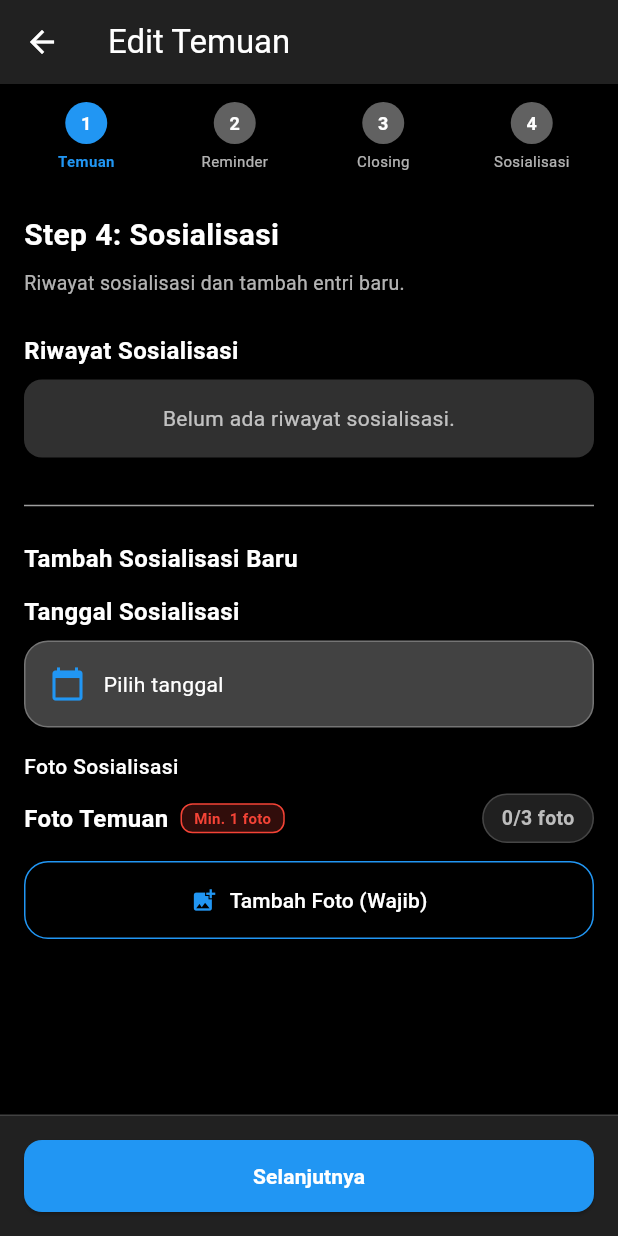
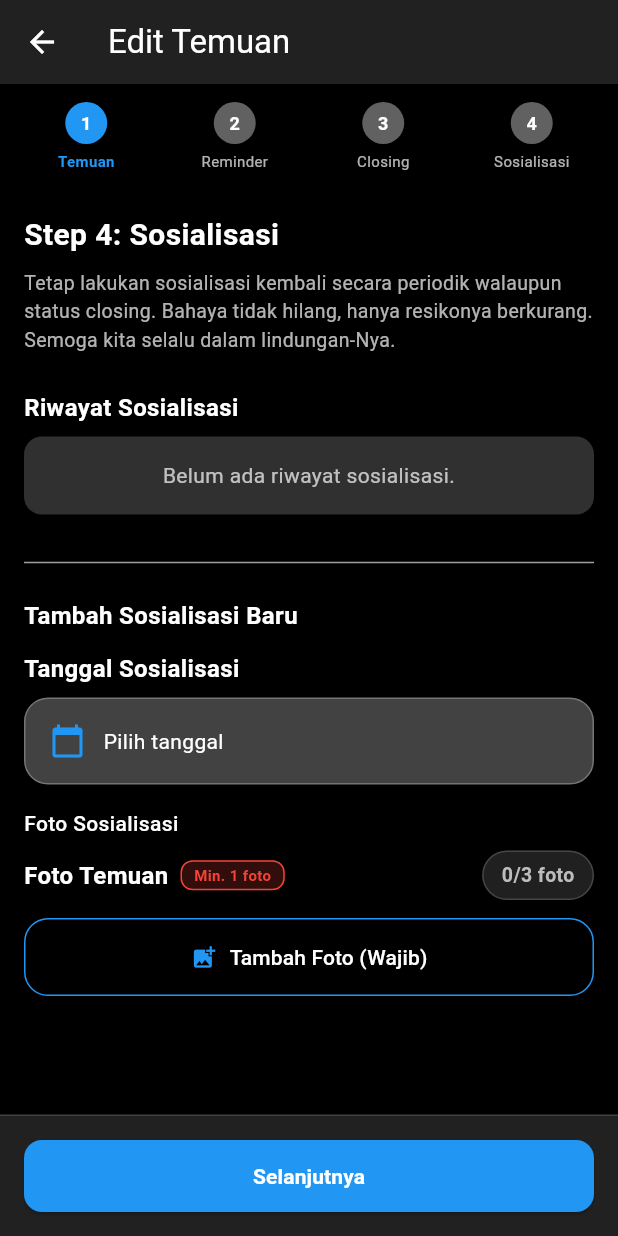
Before and after one commit to aarif29/elsafe, a Flutter app: the EditTemuanScreen screen opened directly with empty values, swiped to page 4, on a phone screen of 412 x 824 dp. Run offline on Flutter 3.47's test engine with Material 3 defaults, Android fonts, the phone set to English and light mode, and no system bars; our stand-ins replace file_picker, flutter_map, geocoding, geolocator, latlong2, logger and 5 more; accounts and stored records are empty.

Commit message:
fix: perbaiki subtitle sosialisasi jadi pesan pengingat periodik
Co-Authored-By: Claude Sonnet 4.6 <noreply@anthropic.com>

```diff
--- a/lib/Screen/edit_temuan.dart
+++ b/lib/Screen/edit_temuan.dart
@@ -1400,7 +1400,9 @@ class _EditTemuanScreenState extends State<EditTemuanScreen> {
         ),
         const SizedBox(height: 8),
         const Text(
-          'Riwayat sosialisasi dan tambah entri baru.',
+          'Tetap lakukan sosialisasi kembali secara periodik walaupun status closing. '
+          'Bahaya tidak hilang, hanya resikonya berkurang.\n'
+          'Semoga kita selalu dalam lindungan-Nya.',
           style: TextStyle(color: Colors.white70, fontSize: 13),
         ),
         const SizedBox(height: 24),
```
Also changed, not shown: graphify-out/graph.json, graphify-out/manifest.json, 1 other file.
